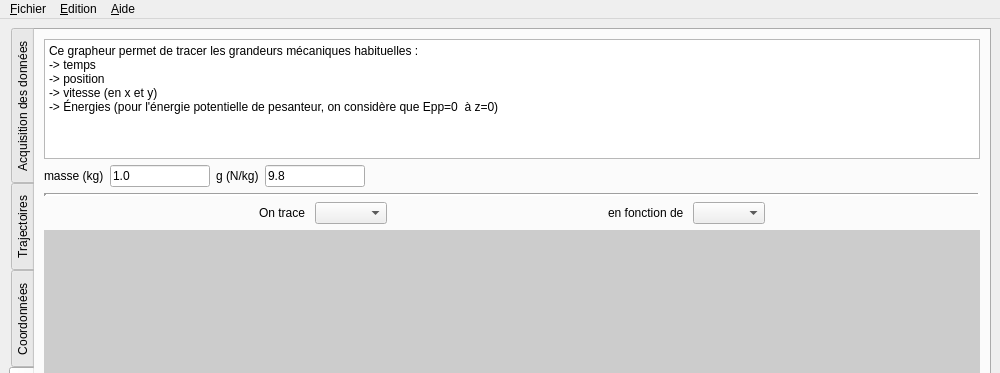
Before: the Qt Designer form src/pymecavideo_mini_layout.ui in rene-d/pymecavideo, drawn with Qt 5; both pictures show x 0 to 1000 and y 0 to 373 of the 1000 by 760 pixel window.
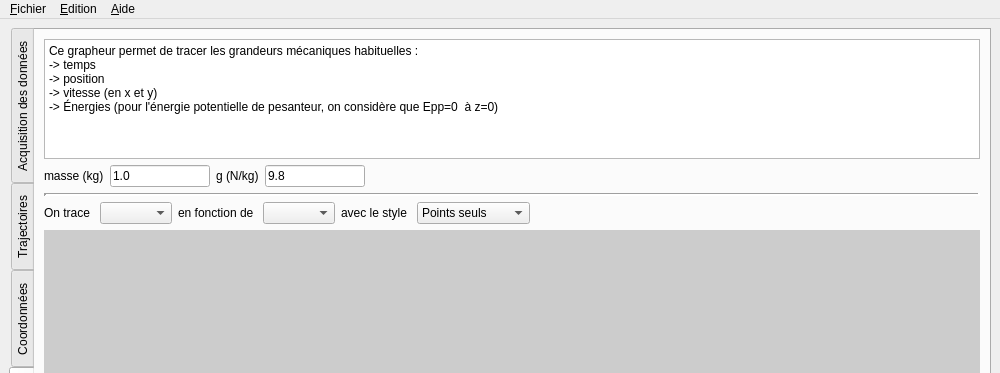
After: the same form once the commit is applied. The open tabs and pages were chosen to show the change. Icons and pictures are not drawn. Custom widgets are drawn as their Qt base class.

Commit message: intégration de la modification de JD sur le grapheur

The edit to the form file:
```diff
--- a/src/pymecavideo_mini_layout.ui
+++ b/src/pymecavideo_mini_layout.ui
@@ -1318,19 +1318,6 @@
           </item>
           <item>
            <layout class="QHBoxLayout" name="horizontalLayout_10">
-            <item>
-             <spacer name="horizontalSpacer_9">
-              <property name="orientation">
-               <enum>Qt::Horizontal</enum>
-              </property>
-              <property name="sizeHint" stdset="0">
-               <size>
-                <width>40</width>
-                <height>20</height>
-               </size>
-              </property>
-             </spacer>
-            </item>
             <item>
              <widget class="QLabel" name="label_10">
               <property name="text">
@@ -1341,19 +1328,6 @@
             <item>
              <widget class="QComboBox" name="comboBox_Y"/>
             </item>
-            <item>
-             <spacer name="horizontalSpacer_8">
-              <property name="orientation">
-               <enum>Qt::Horizontal</enum>
-              </property>
-              <property name="sizeHint" stdset="0">
-               <size>
-                <width>40</width>
-                <height>20</height>
-               </size>
-              </property>
-             </spacer>
-            </item>
             <item>
              <widget class="QLabel" name="label_19">
               <property name="text">
@@ -1364,6 +1338,32 @@
             <item>
              <widget class="QComboBox" name="comboBox_X"/>
             </item>
+            <item>
+             <widget class="QLabel" name="label_22">
+              <property name="text">
+               <string>avec le style </string>
+              </property>
+             </widget>
+            </item>
+            <item>
+             <widget class="QComboBox" name="comboBox_style">
+              <item>
+               <property name="text">
+                <string>Points seuls</string>
+               </property>
+              </item>
+              <item>
+               <property name="text">
+                <string>Points et lignes</string>
+               </property>
+              </item>
+              <item>
+               <property name="text">
+                <string>Lignes seules</string>
+               </property>
+              </item>
+             </widget>
+            </item>
             <item>
              <spacer name="horizontalSpacer_10">
               <property name="orientation">
```
Left out of the diff: 24 changed lines with no effect on the pictures. The commit also changes 1 other file.
